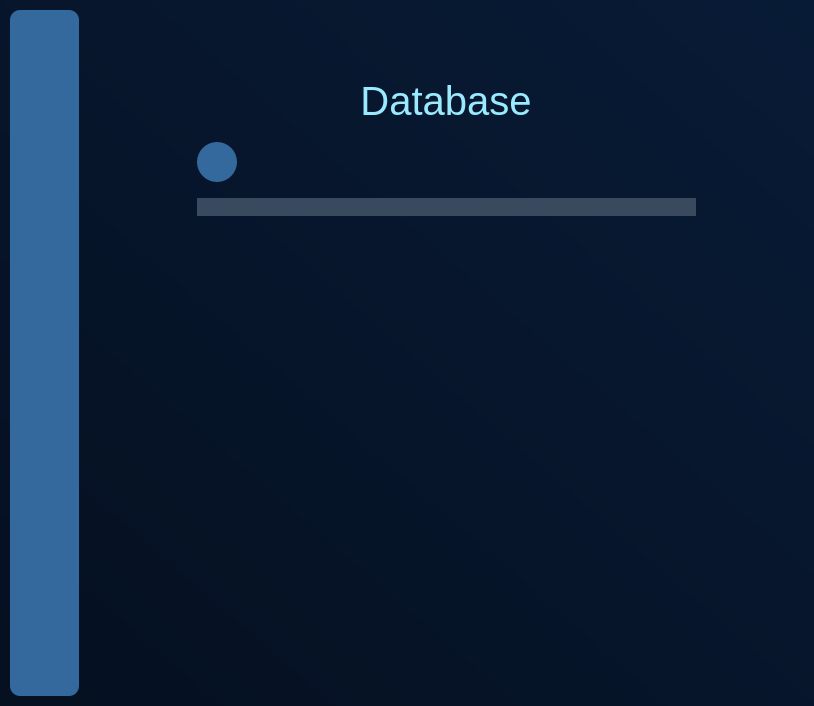
This is mainwindow.ui in tiutcristian/Passcrypt as Qt 5 draws it before an edit. The edited form follows.
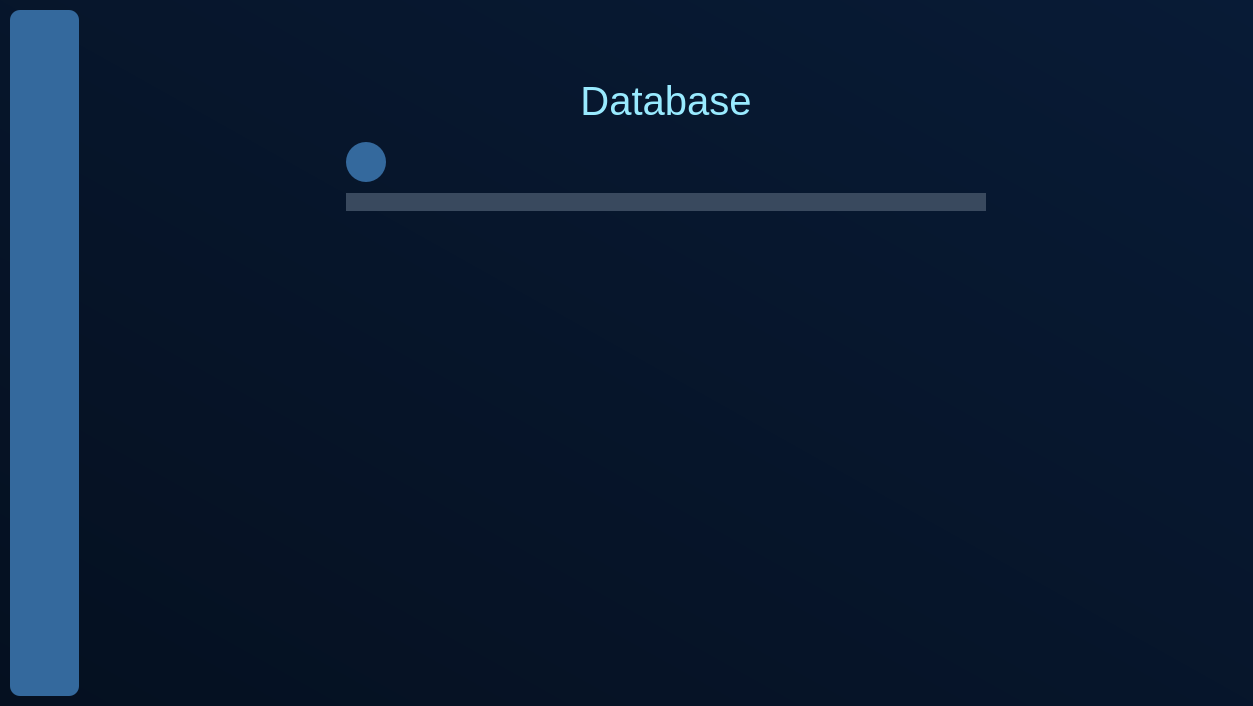
This is the edited form. Icons and pictures are not drawn.

The edit to the form file:
```diff
--- a/mainwindow.ui
+++ b/mainwindow.ui
@@ -6,7 +6,7 @@
    <rect>
     <x>0</x>
     <y>0</y>
-    <width>814</width>
+    <width>1253</width>
     <height>706</height>
    </rect>
   </property>
@@ -867,6 +867,50 @@
                   <verstretch>0</verstretch>
                  </sizepolicy>
                 </property>
+                <property name="styleSheet">
+                 <string notr="true">#passwordsContainer{
+	border-radius: 26px;
+}</string>
+                </property>
+                <layout class="QVBoxLayout" name="verticalLayout_10">
+                 <property name="spacing">
+                  <number>0</number>
+                 </property>
+                 <property name="leftMargin">
+                  <number>0</number>
+                 </property>
+                 <property name="topMargin">
+                  <number>0</number>
+                 </property>
+                 <property name="rightMargin">
+                  <number>0</number>
+                 </property>
+                 <property name="bottomMargin">
+                  <number>0</number>
+                 </property>
+                 <item>
+                  <widget class="QScrollArea" name="scrollArea">
+                   <property name="styleSheet">
+                    <string notr="true"/>
+                   </property>
+                   <property name="verticalScrollBarPolicy">
+                    <enum>Qt::ScrollBarAlwaysOff</enum>
+                   </property>
+                   <property name="horizontalScrollBarPolicy">
+                    <enum>Qt::ScrollBarAlwaysOff</enum>
+                   </property>
+                   <property name="widgetResizable">
+                    <bool>true</bool>
+                   </property>
+                   <widget class="QWidget" name="scrollAreaWidgetContents">
+                    <property name="geometry">
+                     <rect>
+                      <x>0</x>
+                      <y>0</y>
+                      <width>645</width>
+                      <height>487</height>
+                     </rect>
+                    </property>
                 <layout class="QVBoxLayout" name="verticalLayout_8">
                  <property name="spacing">
                   <number>0</number>
@@ -875,7 +919,7 @@
                   <number>0</number>
                  </property>
                  <property name="topMargin">
-                  <number>5</number>
+                      <number>0</number>
                  </property>
                  <property name="rightMargin">
                   <number>0</number>
@@ -927,10 +971,14 @@
                    <property name="sizeHint" stdset="0">
                     <size>
                      <width>20</width>
-                     <height>488</height>
+                         <height>466</height>
                     </size>
                    </property>
                   </spacer>
+                     </item>
+                    </layout>
+                   </widget>
+                  </widget>
                  </item>
                 </layout>
                </widget>
```
Lines whose indentation alone changed are shown as unchanged.
